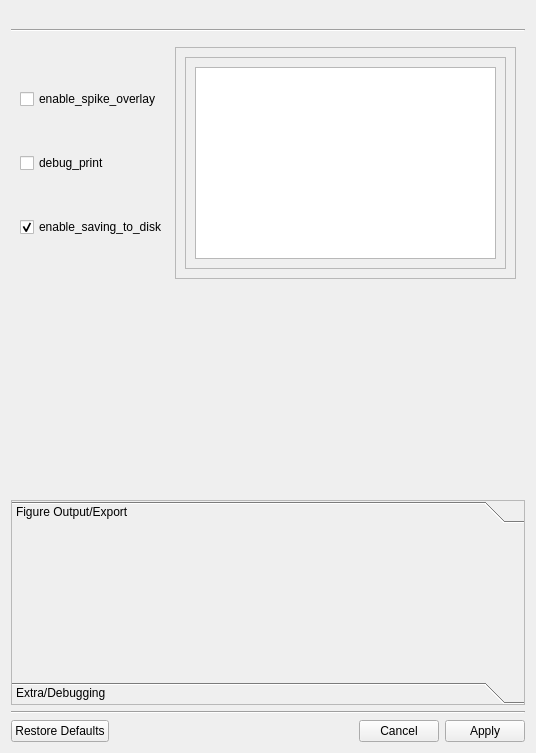
The window that src/pyphoplacecellanalysis/GUI/Qt/Widgets/FigureFormatConfigControls/FigureFormatConfigControls.ui (CommanderPho/pyPhoPlaceCellAnalysis) describes before a commit, drawn with Qt 5.
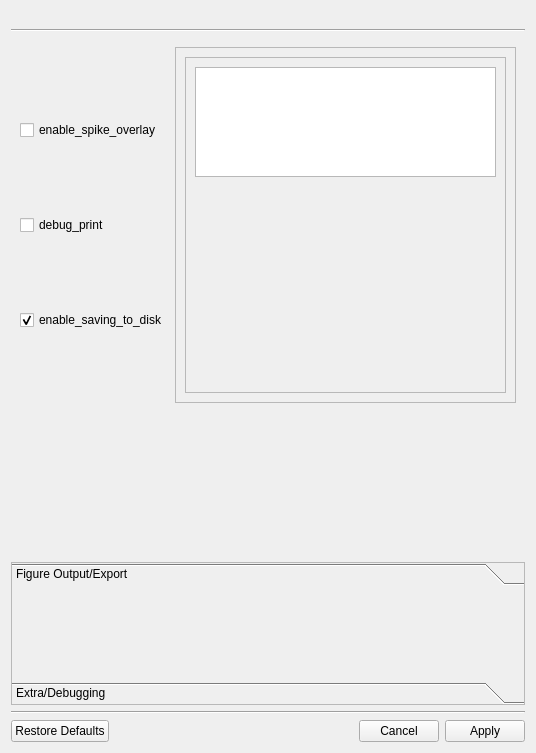
The same window after the commit. Icons and pictures are not drawn. Custom widgets are drawn as their Qt base class.

Commit message: added code console and it's not what I'm looking for

What changed in the file:
```diff
--- a/src/pyphoplacecellanalysis/GUI/Qt/Widgets/FigureFormatConfigControls/FigureFormatConfigControls.ui
+++ b/src/pyphoplacecellanalysis/GUI/Qt/Widgets/FigureFormatConfigControls/FigureFormatConfigControls.ui
@@ -91,7 +91,7 @@
          <enum>QFrame::Raised</enum>
         </property>
         <layout class="QGridLayout" name="gridLayout_2">
-         <item row="0" column="0">
+         <item row="1" column="0">
           <widget class="QScrollArea" name="scrollArea">
            <property name="widgetResizable">
             <bool>true</bool>
@@ -101,8 +101,8 @@
              <rect>
               <x>0</x>
               <y>0</y>
-              <width>349</width>
-              <height>185</height>
+              <width>333</width>
+              <height>382</height>
              </rect>
             </property>
             <layout class="QGridLayout" name="gridLayout_3">
@@ -125,6 +125,28 @@
                </property>
               </widget>
              </item>
+             <item row="1" column="0">
+              <widget class="PhoCodeConsoleWidget" name="codeConsoleWidget" native="true">
+               <property name="sizePolicy">
+                <sizepolicy hsizetype="Expanding" vsizetype="Expanding">
+                 <horstretch>1</horstretch>
+                 <verstretch>1</verstretch>
+                </sizepolicy>
+               </property>
+               <property name="minimumSize">
+                <size>
+                 <width>0</width>
+                 <height>200</height>
+                </size>
+               </property>
+               <property name="baseSize">
+                <size>
+                 <width>300</width>
+                 <height>200</height>
+                </size>
+               </property>
+              </widget>
+             </item>
             </layout>
            </widget>
           </widget>
@@ -183,7 +205,7 @@
         <x>0</x>
         <y>0</y>
         <width>516</width>
-        <height>147</height>
+        <height>69</height>
        </rect>
       </property>
       <property name="sizePolicy">
@@ -327,6 +349,12 @@
    <header location="global">pyphocorehelpers.gui.Qt.InlineFilesystemPathSelectWidget.InlineFilesystemPathSelectWidget</header>
    <container>1</container>
   </customwidget>
+  <customwidget>
+   <class>PhoCodeConsoleWidget</class>
+   <extends>QWidget</extends>
+   <header location="global">pyphoplacecellanalysis.GUI.Qt.Widgets.PhoCodeConsoleWidget</header>
+   <container>1</container>
+  </customwidget>
  </customwidgets>
  <resources>
   <include location="../../../../External/breeze_style_sheets/dist/qrc/breeze.qrc"/>
```
Left out of the diff: 2 changed lines with no effect on the pictures. The commit also changes 4 other files.
